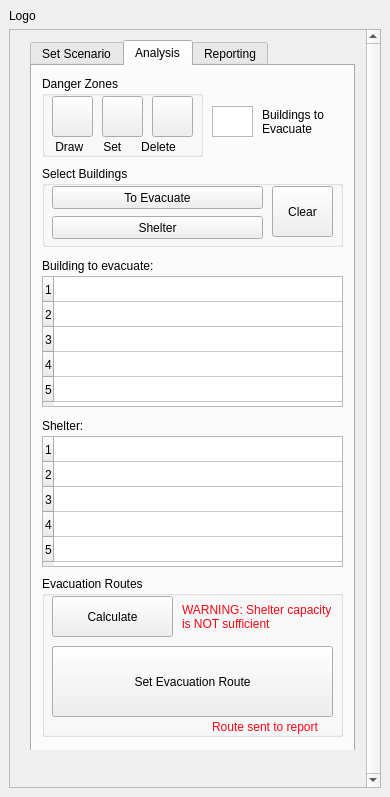
Qt form Evacu8/Evacu8/Evacu8_dockwidget_base.ui (fhb1990/GEO1005) before a commit.
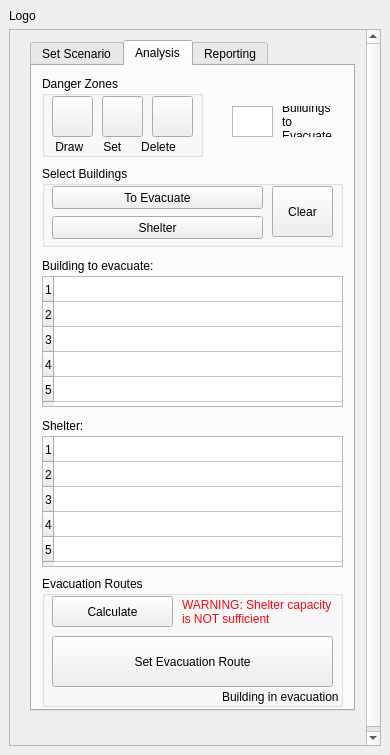
The same form after that commit. The open tabs and pages were chosen to show the change.

The edit to the form file:
```diff
--- a/Evacu8/Evacu8/Evacu8_dockwidget_base.ui
+++ b/Evacu8/Evacu8/Evacu8_dockwidget_base.ui
@@ -7,7 +7,7 @@
     <x>0</x>
     <y>0</y>
     <width>390</width>
-    <height>797</height>
+    <height>755</height>
    </rect>
   </property>
   <property name="maximumSize">
@@ -66,7 +66,7 @@
           <x>20</x>
           <y>10</y>
           <width>325</width>
-          <height>741</height>
+          <height>671</height>
          </rect>
         </property>
         <property name="minimumSize">
@@ -549,7 +549,7 @@
             <x>10</x>
             <y>510</y>
             <width>301</width>
-            <height>161</height>
+            <height>131</height>
            </rect>
           </property>
           <property name="title">
@@ -561,7 +561,7 @@
              <x>10</x>
              <y>20</y>
              <width>121</width>
-             <height>41</height>
+             <height>31</height>
             </rect>
            </property>
            <property name="text">
@@ -572,9 +572,9 @@
            <property name="geometry">
             <rect>
              <x>10</x>
-             <y>70</y>
+             <y>60</y>
              <width>281</width>
-             <height>71</height>
+             <height>51</height>
             </rect>
            </property>
            <property name="text">
@@ -587,7 +587,7 @@
              <x>140</x>
              <y>20</y>
              <width>151</width>
-             <height>41</height>
+             <height>31</height>
             </rect>
            </property>
            <property name="palette">
@@ -1015,429 +1015,14 @@
           <widget class="QLabel" name="sent_msg">
            <property name="geometry">
             <rect>
-             <x>170</x>
-             <y>140</y>
+             <x>180</x>
+             <y>110</y>
              <width>121</width>
              <height>21</height>
             </rect>
            </property>
-           <property name="palette">
-            <palette>
-             <active>
-              <colorrole role="WindowText">
-               <brush brushstyle="SolidPattern">
-                <color alpha="255">
-                 <red>249</red>
-                 <green>7</green>
-                 <blue>19</blue>
-                </color>
-               </brush>
-              </colorrole>
-              <colorrole role="Button">
-               <brush brushstyle="SolidPattern">
-                <color alpha="255">
-                 <red>240</red>
-                 <green>0</green>
-                 <blue>4</blue>
-                </color>
-               </brush>
-              </colorrole>
-              <colorrole role="Light">
-               <brush brushstyle="SolidPattern">
-                <color alpha="255">
-                 <red>255</red>
-                 <green>105</green>
-                 <blue>107</blue>
-                </color>
-               </brush>
-              </colorrole>
-              <colorrole role="Midlight">
-               <brush brushstyle="SolidPattern">
-                <color alpha="255">
-                 <red>247</red>
-                 <green>52</green>
-                 <blue>55</blue>
-                </color>
-               </brush>
-              </colorrole>
-              <colorrole role="Dark">
-               <brush brushstyle="SolidPattern">
-                <color alpha="255">
-                 <red>120</red>
-                 <green>0</green>
-                 <blue>2</blue>
-                </color>
-               </brush>
-              </colorrole>
-              <colorrole role="Mid">
-               <brush brushstyle="SolidPattern">
-                <color alpha="255">
-                 <red>160</red>
-                 <green>0</green>
-                 <blue>2</blue>
-                </color>
-               </brush>
-              </colorrole>
-              <colorrole role="Text">
-               <brush brushstyle="SolidPattern">
-                <color alpha="255">
-                 <red>0</red>
-                 <green>0</green>
-                 <blue>0</blue>
-                </color>
-               </brush>
-              </colorrole>
-              <colorrole role="BrightText">
-               <brush brushstyle="SolidPattern">
-                <color alpha="255">
-                 <red>255</red>
-                 <green>255</green>
-                 <blue>255</blue>
-                </color>
-               </brush>
-              </colorrole>
-              <colorrole role="ButtonText">
-               <brush brushstyle="SolidPattern">
-                <color alpha="255">
-                 <red>0</red>
-                 <green>0</green>
-                 <blue>0</blue>
-                </color>
-               </brush>
-              </colorrole>
-              <colorrole role="Base">
-               <brush brushstyle="SolidPattern">
-                <color alpha="255">
-                 <red>255</red>
-                 <green>255</green>
-                 <blue>255</blue>
-                </color>
-               </brush>
-              </colorrole>
-              <colorrole role="Window">
-               <brush brushstyle="SolidPattern">
-                <color alpha="255">
-                 <red>240</red>
-                 <green>0</green>
-                 <blue>4</blue>
-                </color>
-               </brush>
-              </colorrole>
-              <colorrole role="Shadow">
-               <brush brushstyle="SolidPattern">
-                <color alpha="255">
-                 <red>0</red>
-                 <green>0</green>
-                 <blue>0</blue>
-                </color>
-               </brush>
-              </colorrole>
-              <colorrole role="AlternateBase">
-               <brush brushstyle="SolidPattern">
-                <color alpha="255">
-                 <red>247</red>
-                 <green>127</green>
-                 <blue>129</blue>
-                </color>
-               </brush>
-              </colorrole>
-              <colorrole role="ToolTipBase">
-               <brush brushstyle="SolidPattern">
-                <color alpha="255">
-                 <red>255</red>
-                 <green>255</green>
-                 <blue>220</blue>
-                </color>
-               </brush>
-              </colorrole>
-              <colorrole role="ToolTipText">
-               <brush brushstyle="SolidPattern">
-                <color alpha="255">
-                 <red>0</red>
-                 <green>0</green>
-                 <blue>0</blue>
-                </color>
-               </brush>
-              </colorrole>
-             </active>
-             <inactive>
-              <colorrole role="WindowText">
-               <brush brushstyle="SolidPattern">
-                <color alpha="255">
-                 <red>249</red>
-                 <green>7</green>
-                 <blue>19</blue>
-                </color>
-               </brush>
-              </colorrole>
-              <colorrole role="Button">
-               <brush brushstyle="SolidPattern">
-                <color alpha="255">
-                 <red>240</red>
-                 <green>0</green>
-                 <blue>4</blue>
-                </color>
-               </brush>
-              </colorrole>
-              <colorrole role="Light">
-               <brush brushstyle="SolidPattern">
-                <color alpha="255">
-                 <red>255</red>
-                 <green>105</green>
-                 <blue>107</blue>
-                </color>
-               </brush>
-              </colorrole>
-              <colorrole role="Midlight">
-               <brush brushstyle="SolidPattern">
-                <color alpha="255">
-                 <red>247</red>
-                 <green>52</green>
-                 <blue>55</blue>
-                </color>
-               </brush>
-              </colorrole>
-              <colorrole role="Dark">
-               <brush brushstyle="SolidPattern">
-                <color alpha="255">
-                 <red>120</red>
-                 <green>0</green>
-                 <blue>2</blue>
-                </color>
-               </brush>
-              </colorrole>
-              <colorrole role="Mid">
-               <brush brushstyle="SolidPattern">
-                <color alpha="255">
-                 <red>160</red>
-                 <green>0</green>
-                 <blue>2</blue>
-                </color>
-               </brush>
-              </colorrole>
-              <colorrole role="Text">
-               <brush brushstyle="SolidPattern">
-                <color alpha="255">
-                 <red>0</red>
-                 <green>0</green>
-                 <blue>0</blue>
-                </color>
-               </brush>
-              </colorrole>
-              <colorrole role="BrightText">
-               <brush brushstyle="SolidPattern">
-                <color alpha="255">
-                 <red>255</red>
-                 <green>255</green>
-                 <blue>255</blue>
-                </color>
-               </brush>
-              </colorrole>
-              <colorrole role="ButtonText">
-               <brush brushstyle="SolidPattern">
-                <color alpha="255">
-                 <red>0</red>
-                 <green>0</green>
-                 <blue>0</blue>
-                </color>
-               </brush>
-              </colorrole>
-              <colorrole role="Base">
-               <brush brushstyle="SolidPattern">
-                <color alpha="255">
-                 <red>255</red>
-                 <green>255</green>
-                 <blue>255</blue>
-                </color>
-               </brush>
-              </colorrole>
-              <colorrole role="Window">
-               <brush brushstyle="SolidPattern">
-                <color alpha="255">
-                 <red>240</red>
-                 <green>0</green>
-                 <blue>4</blue>
-                </color>
-               </brush>
-              </colorrole>
-              <colorrole role="Shadow">
-               <brush brushstyle="SolidPattern">
-                <color alpha="255">
-                 <red>0</red>
-                 <green>0</green>
-                 <blue>0</blue>
-                </color>
-               </brush>
-              </colorrole>
-              <colorrole role="AlternateBase">
-               <brush brushstyle="SolidPattern">
-                <color alpha="255">
-                 <red>247</red>
-                 <green>127</green>
-                 <blue>129</blue>
-                </color>
-               </brush>
-              </colorrole>
-              <colorrole role="ToolTipBase">
-               <brush brushstyle="SolidPattern">
-                <color alpha="255">
-                 <red>255</red>
-                 <green>255</green>
-                 <blue>220</blue>
-                </color>
-               </brush>
-              </colorrole>
-              <colorrole role="ToolTipText">
-               <brush brushstyle="SolidPattern">
-                <color alpha="255">
-                 <red>0</red>
-                 <green>0</green>
-                 <blue>0</blue>
-                </color>
-               </brush>
-              </colorrole>
-             </inactive>
-             <disabled>
-              <colorrole role="WindowText">
-               <brush brushstyle="SolidPattern">
-                <color alpha="255">
-                 <red>120</red>
-                 <green>0</green>
-                 <blue>2</blue>
-                </color>
-               </brush>
-              </colorrole>
-              <colorrole role="Button">
-               <brush brushstyle="SolidPattern">
-                <color alpha="255">
-                 <red>240</red>
-                 <green>0</green>
-                 <blue>4</blue>
-                </color>
-               </brush>
-              </colorrole>
-              <colorrole role="Light">
-               <brush brushstyle="SolidPattern">
-                <color alpha="255">
-                 <red>255</red>
-                 <green>105</green>
-                 <blue>107</blue>
-                </color>
-               </brush>
-              </colorrole>
-              <colorrole role="Midlight">
-               <brush brushstyle="SolidPattern">
-                <color alpha="255">
-                 <red>247</red>
-                 <green>52</green>
-                 <blue>55</blue>
-                </color>
-               </brush>
-              </colorrole>
-              <colorrole role="Dark">
-               <brush brushstyle="SolidPattern">
-                <color alpha="255">
-                 <red>120</red>
-                 <green>0</green>
-                 <blue>2</blue>
-                </color>
-               </brush>
-              </colorrole>
-              <colorrole role="Mid">
-               <brush brushstyle="SolidPattern">
-                <color alpha="255">
-                 <red>160</red>
-                 <green>0</green>
-                 <blue>2</blue>
-                </color>
-               </brush>
-              </colorrole>
-              <colorrole role="Text">
-               <brush brushstyle="SolidPattern">
-                <color alpha="255">
-                 <red>120</red>
-                 <green>0</green>
-                 <blue>2</blue>
-                </color>
-               </brush>
-              </colorrole>
-              <colorrole role="BrightText">
-               <brush brushstyle="SolidPattern">
-                <color alpha="255">
-                 <red>255</red>
-                 <green>255</green>
-                 <blue>255</blue>
-                </color>
-               </brush>
-              </colorrole>
-              <colorrole role="ButtonText">
-               <brush brushstyle="SolidPattern">
-                <color alpha="255">
-                 <red>120</red>
-                 <green>0</green>
-                 <blue>2</blue>
-                </color>
-               </brush>
-              </colorrole>
-              <colorrole role="Base">
-               <brush brushstyle="SolidPattern">
-                <color alpha="255">
-                 <red>240</red>
-                 <green>0</green>
-                 <blue>4</blue>
-                </color>
-               </brush>
-              </colorrole>
-              <colorrole role="Window">
-               <brush brushstyle="SolidPattern">
-                <color alpha="255">
-                 <red>240</red>
-                 <green>0</green>
-                 <blue>4</blue>
-                </color>
-               </brush>
-              </colorrole>
-              <colorrole role="Shadow">
-               <brush brushstyle="SolidPattern">
-                <color alpha="255">
-                 <red>0</red>
-                 <green>0</green>
-                 <blue>0</blue>
-                </color>
-               </brush>
-              </colorrole>
-              <colorrole role="AlternateBase">
-               <brush brushstyle="SolidPattern">
-                <color alpha="255">
-                 <red>240</red>
-                 <green>0</green>
-                 <blue>4</blue>
-                </color>
-               </brush>
-              </colorrole>
-              <colorrole role="ToolTipBase">
-               <brush brushstyle="SolidPattern">
-                <color alpha="255">
-                 <red>255</red>
-                 <green>255</green>
-                 <blue>220</blue>
-                </color>
-               </brush>
-              </colorrole>
-              <colorrole role="ToolTipText">
-               <brush brushstyle="SolidPattern">
-                <color alpha="255">
-                 <red>0</red>
-                 <green>0</green>
-                 <blue>0</blue>
-                </color>
-               </brush>
-              </colorrole>
-             </disabled>
-            </palette>
-           </property>
            <property name="text">
-            <string>Route sent to report</string>
+            <string>Building in evacuation</string>
            </property>
            <property name="wordWrap">
             <bool>true</bool>
@@ -1447,9 +1032,9 @@
          <widget class="QLabel" name="to_evac_lable">
           <property name="geometry">
            <rect>
-            <x>230</x>
+            <x>250</x>
             <y>40</y>
-            <width>71</width>
+            <width>61</width>
             <height>31</height>
            </rect>
           </property>
@@ -1463,7 +1048,7 @@
          <widget class="QTextBrowser" name="buildings">
           <property name="geometry">
            <rect>
-            <x>180</x>
+            <x>200</x>
             <y>40</y>
             <width>41</width>
             <height>31</height>
@@ -1473,7 +1058,7 @@
            <string>&lt;!DOCTYPE HTML PUBLIC &quot;-//W3C//DTD HTML 4.0//EN&quot; &quot;http://www.w3.org/TR/REC-html40/strict.dtd&quot;&gt;
 &lt;html&gt;&lt;head&gt;&lt;meta name=&quot;qrichtext&quot; content=&quot;1&quot; /&gt;&lt;style type=&quot;text/css&quot;&gt;
 p, li { white-space: pre-wrap; }
-&lt;/style&gt;&lt;/head&gt;&lt;body style=&quot; font-family:'MS Shell Dlg 2'; font-size:7.8pt; font-weight:400; font-style:normal;&quot;&gt;
+&lt;/style&gt;&lt;/head&gt;&lt;body style=&quot; font-family:'MS Shell Dlg 2'; font-size:8.25pt; font-weight:400; font-style:normal;&quot;&gt;
 &lt;p style=&quot;-qt-paragraph-type:empty; margin-top:0px; margin-bottom:0px; margin-left:0px; margin-right:0px; -qt-block-indent:0; text-indent:0px; font-size:8pt;&quot;&gt;&lt;br /&gt;&lt;/p&gt;&lt;/body&gt;&lt;/html&gt;</string>
           </property>
          </widget>
```
Left out of the diff: 423 changed lines with no effect on the pictures.
